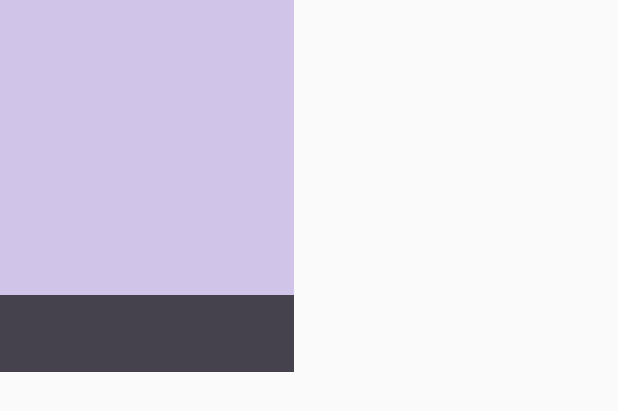
After one commit to fasteque/Playground, an Android app: the layout item_tv_show.xml on its own in the app's theme, with its tools: preview values and no code run, on a phone screen of 412 x 824 dp. The commit adds this screen. Shown: the top 411 px of the screen. Run offline under Robolectric (Android 15) with nearby library versions, the phone set to English and light mode, and no system bars.

```diff
--- a/app/src/main/res/layout/activity_main.xml
+++ b/app/src/main/res/layout/activity_main.xml
@@ -8,10 +8,11 @@
         android:id="@+id/shows_toolbar"
         layout="@layout/toolbar" />
 
-    <android.support.v7.widget.RecyclerView
+    <com.fasteque.playground.views.widgets.AutofitRecyclerView
         android:id="@+id/shows_recyclerView"
         android:layout_width="match_parent"
         android:layout_height="match_parent"
+        android:columnWidth="@dimen/item_tv_show_width"
         android:layout_below="@id/shows_toolbar"/>
 
 </RelativeLayout>
--- /dev/null
+++ b/app/src/main/res/layout/item_tv_show.xml
@@ -0,0 +1,30 @@
+<?xml version="1.0" encoding="utf-8"?>
+<FrameLayout xmlns:android="http://schemas.android.com/apk/res/android"
+    android:layout_width="@dimen/item_tv_show_width"
+    android:layout_height="@dimen/item_tv_show_height"
+    android:clipChildren="false">
+
+    <ImageView
+        android:id="@+id/item_tv_show_cover"
+        android:layout_width="match_parent"
+        android:layout_height="match_parent"
+        android:background="@color/primary_light"
+        android:scaleType="centerCrop" />
+
+    <TextView
+        android:id="@+id/item_tv_show_title"
+        android:layout_width="match_parent"
+        android:layout_height="wrap_content"
+        android:layout_gravity="bottom"
+        android:background="#AA000000"
+        android:ellipsize="end"
+        android:gravity="bottom"
+        android:maxLines="2"
+        android:paddingBottom="@dimen/activity_vertical_margin"
+        android:paddingLeft="@dimen/activity_horizontal_margin"
+        android:paddingRight="@dimen/activity_horizontal_margin"
+        android:paddingTop="@dimen/activity_vertical_margin"
+        android:textColor="#FFF"
+        android:textAppearance="?android:attr/textAppearanceSmall" />
+
+</FrameLayout>
--- a/app/src/main/res/values/dimens.xml
+++ b/app/src/main/res/values/dimens.xml
@@ -2,4 +2,6 @@
     <!-- Default screen margins, per the Android Design guidelines. -->
     <dimen name="activity_horizontal_margin">16dp</dimen>
     <dimen name="activity_vertical_margin">16dp</dimen>
+    <dimen name="item_tv_show_width">196dp</dimen>
+    <dimen name="item_tv_show_height">248dp</dimen>
 </resources>
```
Also changed, not shown: app/src/main/java/com/fasteque/playground/views/activities/MainActivity.java (+6 -2 lines), app/src/main/java/com/fasteque/playground/views/adapters/TvShowsAdapter.java (added, +78 -0 lines).
